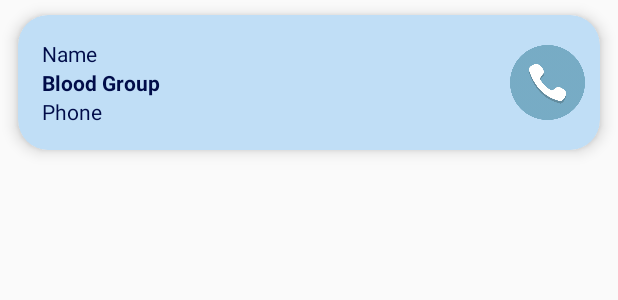
After one commit to shaniOO3/Moorkkanad_App, an Android app: the layout list_item_single.xml on its own in the app's theme, with its tools: preview values and no code run, on a phone screen of 412 x 824 dp. The commit adds this screen. Shown: the top 300 px of the screen. Run offline under Robolectric (Android 15) with nearby library versions, the phone set to English and light mode, and no system bars; Roboto replaces fonts that are not available here.

Commit message:
SoLo003 add cheythu monne.....

```diff
--- a/app/build.gradle
+++ b/app/build.gradle
@@ -30,6 +30,7 @@ dependencies {
     implementation 'androidx.constraintlayout:constraintlayout:2.0.1'
     implementation 'com.google.firebase:firebase-auth:19.3.2'
     implementation 'com.google.firebase:firebase-firestore:21.6.0'
+    implementation 'com.firebaseui:firebase-ui-firestore:6.2.0'
     implementation 'androidx.legacy:legacy-support-v4:1.0.0'
     implementation 'com.google.android.material:material:1.2.0'
     testImplementation 'junit:junit:4.13'
--- a/app/src/main/java/com/mjpcproject/moorkkanadapp/Home.java
+++ b/app/src/main/java/com/mjpcproject/moorkkanadapp/Home.java
@@ -91,7 +91,8 @@ public class Home extends Fragment {
         card2.setOnClickListener(new View.OnClickListener() {
             @Override
             public void onClick(View view) {
-
+                Intent intent = new Intent(getActivity(), BloodBank.class);
+                startActivity(intent);
             }
         });
 
--- a/app/src/main/java/com/mjpcproject/moorkkanadapp/MainActivity.java
+++ b/app/src/main/java/com/mjpcproject/moorkkanadapp/MainActivity.java
@@ -63,6 +63,12 @@ public class MainActivity extends AppCompatActivity implements NavigationView.On
         phone = (TextView) headerview.findViewById(R.id.show_phone_no);
         ward = (TextView) headerview.findViewById(R.id.show_ward);
         data();
+        headerview.setOnClickListener(new View.OnClickListener() {
+            @Override
+            public void onClick(View view) {
+                startActivity(new Intent(getApplicationContext(), PersonalInfo.class));
+            }
+        });
         navigationView.setNavigationItemSelectedListener(this);
 
         getSupportFragmentManager().beginTransaction().replace(R.id.container, new Home()).commit();
--- /dev/null
+++ b/app/src/main/res/drawable/ic_baseline_add_24.xml
@@ -0,0 +1,5 @@
+<vector android:height="24dp" android:tint="#FFFFFF"
+    android:viewportHeight="24" android:viewportWidth="24"
+    android:width="24dp" xmlns:android="http://schemas.android.com/apk/res/android">
+    <path android:fillColor="@android:color/white" android:pathData="M19,13h-6v6h-2v-6H5v-2h6V5h2v6h6v2z"/>
+</vector>
--- /dev/null
+++ b/app/src/main/res/drawable/ic_baseline_remove_24.xml
@@ -0,0 +1,5 @@
+<vector android:height="24dp" android:tint="#FFFFFF"
+    android:viewportHeight="24" android:viewportWidth="24"
+    android:width="24dp" xmlns:android="http://schemas.android.com/apk/res/android">
+    <path android:fillColor="@android:color/white" android:pathData="M19,13H5v-2h14v2z"/>
+</vector>
--- /dev/null
+++ b/app/src/main/res/layout/list_item_single.xml
@@ -0,0 +1,56 @@
+<?xml version="1.0" encoding="utf-8"?>
+<androidx.cardview.widget.CardView xmlns:android="http://schemas.android.com/apk/res/android"
+    xmlns:app="http://schemas.android.com/apk/res-auto"
+    android:layout_width="match_parent"
+    android:layout_height="wrap_content"
+    android:layout_marginTop="10dp"
+    android:layout_marginStart="12dp"
+    android:layout_marginEnd="12dp"
+    android:clickable="true"
+    android:focusable="true"
+    android:foreground="?android:attr/selectableItemBackground"
+    app:cardBackgroundColor="@color/light"
+    app:cardCornerRadius="20dp"
+    app:cardElevation="6dp">
+
+    <LinearLayout
+        android:layout_width="match_parent"
+        android:layout_height="match_parent"
+        android:orientation="vertical"
+        android:padding="16dp">
+
+        <TextView
+            android:id="@+id/donarname"
+            android:layout_width="300dp"
+            android:layout_height="wrap_content"
+            android:text="Name"
+            android:textColor="#010C49"/>
+
+        <TextView
+            android:id="@+id/donarblood"
+            android:layout_width="124dp"
+            android:layout_height="wrap_content"
+            android:text="Blood Group"
+            android:textStyle="bold"
+            android:textColor="#010C49"/>
+
+        <TextView
+            android:id="@+id/donarphone"
+            android:layout_width="124dp"
+            android:layout_height="wrap_content"
+            android:text="Phone"
+            android:textColor="#010C49"/>
+
+    </LinearLayout>
+
+    <ImageView
+        android:layout_width="50dp"
+        android:layout_height="50dp"
+        android:layout_gravity="center_vertical|end"
+        android:layout_marginEnd="10dp"
+        android:clickable="true"
+        android:focusable="true"
+        android:foreground="?android:attr/selectableItemBackground"
+        android:src="@drawable/call" />
+
+</androidx.cardview.widget.CardView>
```
Also changed, not shown: app/src/main/AndroidManifest.xml (+10 -2 lines), app/src/main/java/com/mjpcproject/moorkkanadapp/BloodBank.java (added, +144 -0 lines), app/src/main/java/com/mjpcproject/moorkkanadapp/FirestoreBloodList.java (added, +40 -0 lines), app/src/main/res/layout/activity_blood_bank.xml (added, +57 -0 lines), app/src/main/res/layout/fragment_home.xml (+13 -7 lines), app/src/main/res/values/strings.xml (+10 -0 lines), app/src/main/res/drawable/blood.png (added), app/src/main/res/drawable/call.png (added).
